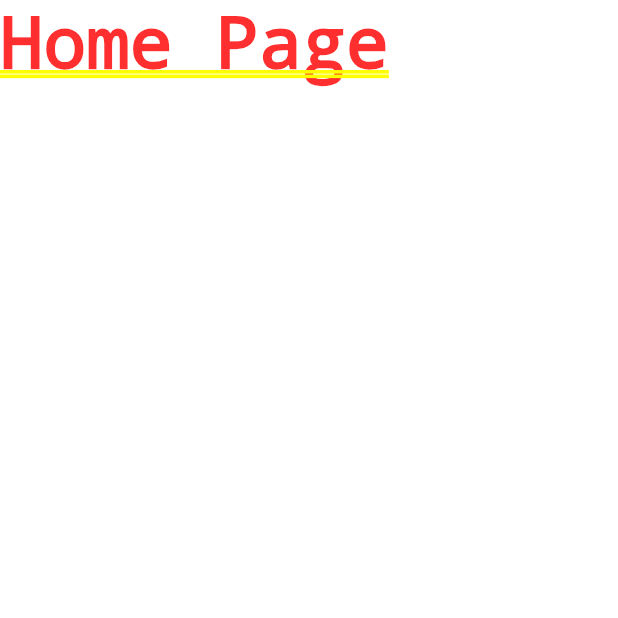
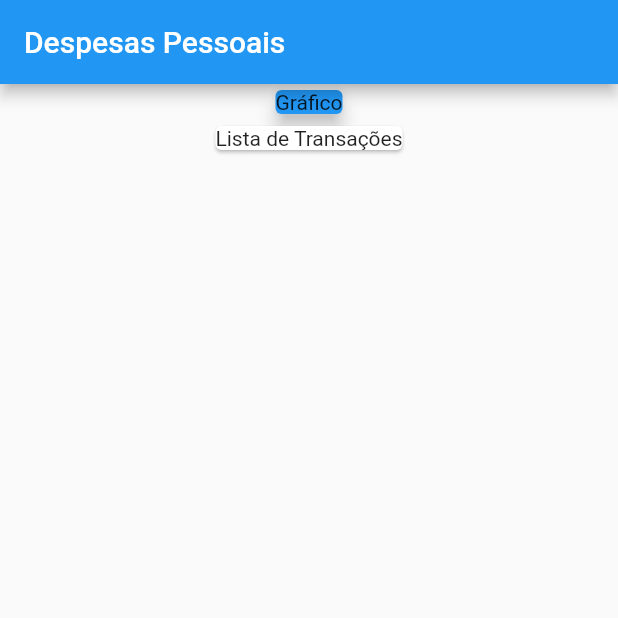
Before and after one commit to EduardoVitech/Life_Easier, a Flutter app: the screen it shows after launch, on a phone screen of 412 x 824 dp, the top half of it. Run offline on Flutter 3.47's test engine with Material 2 defaults, Android fonts, the phone set to English and light mode, and no system bars.

Commit message:
Home Page

```diff
--- a/lib/main.dart
+++ b/lib/main.dart
@@ -1,20 +1,15 @@
 import 'package:flutter/material.dart';
+import 'package:life_easier/pages/home_page/home_page.dart';
 
-void main() {
-  runApp(const MyApp());
-}
+main() => runApp(const LifeEasierApp());
 
-class MyApp extends StatelessWidget {
-  const MyApp({Key? key}) : super(key: key);
+class LifeEasierApp extends StatelessWidget {
+  const LifeEasierApp({Key? key}) : super(key: key);
 
   @override
   Widget build(BuildContext context) {
-    return MaterialApp(
-      title: 'Life Easier',
-      theme: ThemeData(
-        primarySwatch: Colors.blue,
-      ),
-      home: const Text('Home Page'),
+    return const MaterialApp(
+      home: MyHomePage(),
     );
   }
 }
--- /dev/null
+++ b/lib/pages/home_page/home_page.dart
@@ -0,0 +1,33 @@
+import 'package:flutter/material.dart';
+
+class MyHomePage extends StatelessWidget {
+  const MyHomePage({Key? key}) : super(key: key);
+
+  @override
+  Widget build(BuildContext context) {
+    return Scaffold(
+      appBar: AppBar(
+        title: const Text(
+          'Despesas Pessoais',
+          textAlign: TextAlign.center,
+        ),
+      ),
+      body: Column(
+        children: <Widget>[
+          Container(
+            alignment: Alignment.center,
+            width: double.infinity,
+            child: const Card(
+              elevation: 5,
+              color: Colors.blue,
+              child: Text('Gráfico'),
+            ),
+          ),
+          const Card(
+            child: Text('Lista de Transações'),
+          ),
+        ],
+      ),
+    );
+  }
+}
```
Also changed, not shown: 1 other file.
